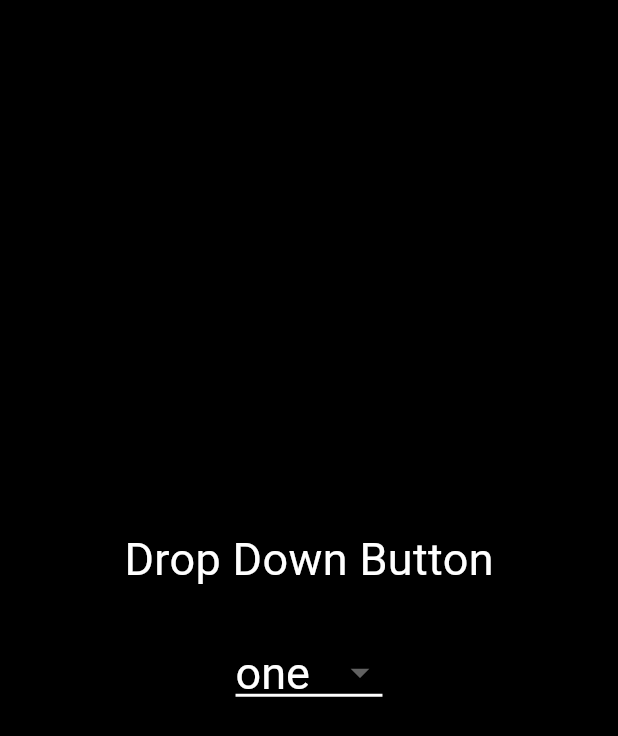
After one commit to flutterc-team2/flutter-, a Flutter app: the DropDownButon screen opened directly, on a phone screen of 412 x 824 dp. The commit adds this screen. Shown: the top 736 px of the screen. Run offline on Flutter 3.47's test engine with Material 3 defaults, Android fonts, the phone set to English and light mode, and no system bars; our stand-ins replace smooth_page_indicator.

Commit message:
drop_down_buton

```diff
--- /dev/null
+++ b/app1/lib/widgets/drop_down_buton.dart
@@ -0,0 +1,48 @@
+import 'package:flutter/material.dart';
+
+class DropDownButon extends StatefulWidget {
+  const DropDownButon({super.key});
+
+  @override
+  State<DropDownButon> createState() => _DropDownButonState();
+}
+
+class _DropDownButonState extends State<DropDownButon> {
+  List<String> items = ['one', 'two', 'three', 'four'];
+  String dropdownvalue = 'one';
+  @override
+  Widget build(BuildContext context) {
+    return Scaffold(
+      backgroundColor: Colors.black,
+      body: Center(
+        child: Column(
+          mainAxisAlignment: MainAxisAlignment.center,
+          children: [
+            Text(
+              "Drop Down Button",
+              style: TextStyle(color: Colors.white, fontSize: 30),
+            ),
+            SizedBox(height: 30),
+            DropdownButton<String>(
+              value: dropdownvalue,
+              style: TextStyle(color: Colors.white, fontSize: 30),
+              dropdownColor: Colors.black,
+              underline: Container(height: 2, color: Colors.white),
+              iconSize: 30,
+              items: [
+                DropdownMenuItem(value: 'one', child: Text("one")),
+                DropdownMenuItem(value: 'two', child: Text("two")),
+                DropdownMenuItem(value: 'three', child: Text("three")),
+              ],
+              onChanged: (String? newvalue) {
+                setState(() {
+                  dropdownvalue = newvalue!;
+                });
+              },
+            ),
+          ],
+        ),
+      ),
+    );
+  }
+}
--- a/app1/lib/widgets/pageview.dart
+++ b/app1/lib/widgets/pageview.dart
@@ -55,12 +55,12 @@ class _PageviewState extends State<Pageview> {
             onPressed: () {
               setState(() {
                 if (index == 2) {
-                 Navigator.pushReplacement(
-                   context,
-                   MaterialPageRoute(
-                     builder: (context) => SignIn(),// add SignIn Screen here
-                   ),
-                 );
+                //  Navigator.pushReplacement(
+                //    context,
+                //    MaterialPageRoute(
+                //      builder: (context) => SignIn(),// add SignIn Screen here
+                //    ),
+                //  );
                 } else {
                   controller.nextPage(
                     duration: Duration(milliseconds: 500),
```
